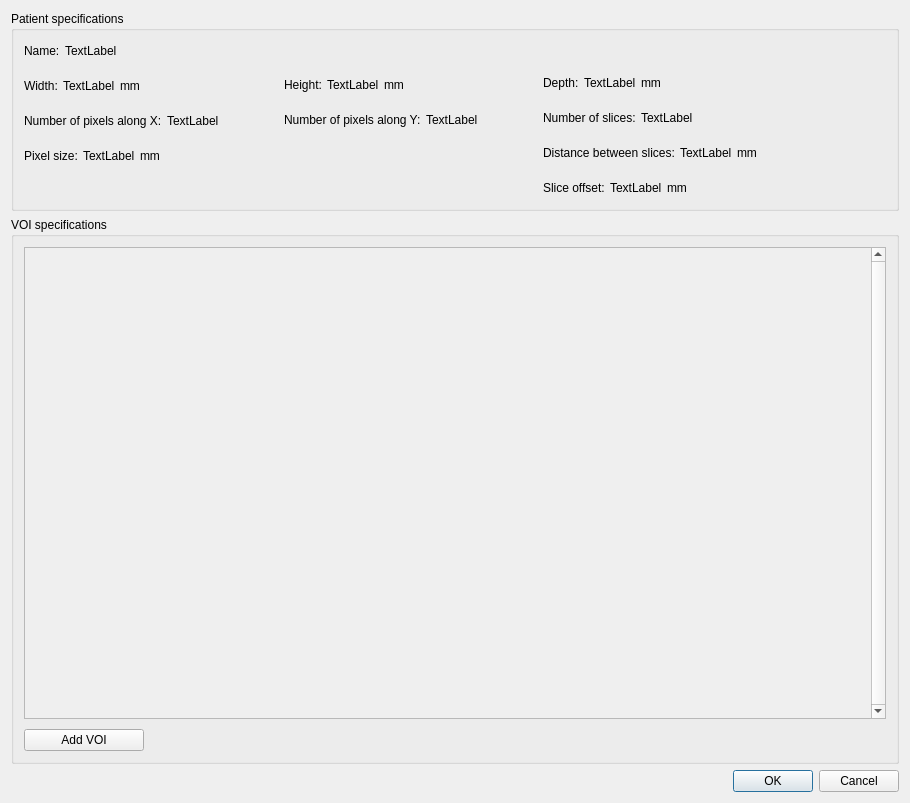
This is pytripgui/view/add_vois.ui in pytrip/pytripgui as Qt 5 draws it before an edit. The edited form follows.
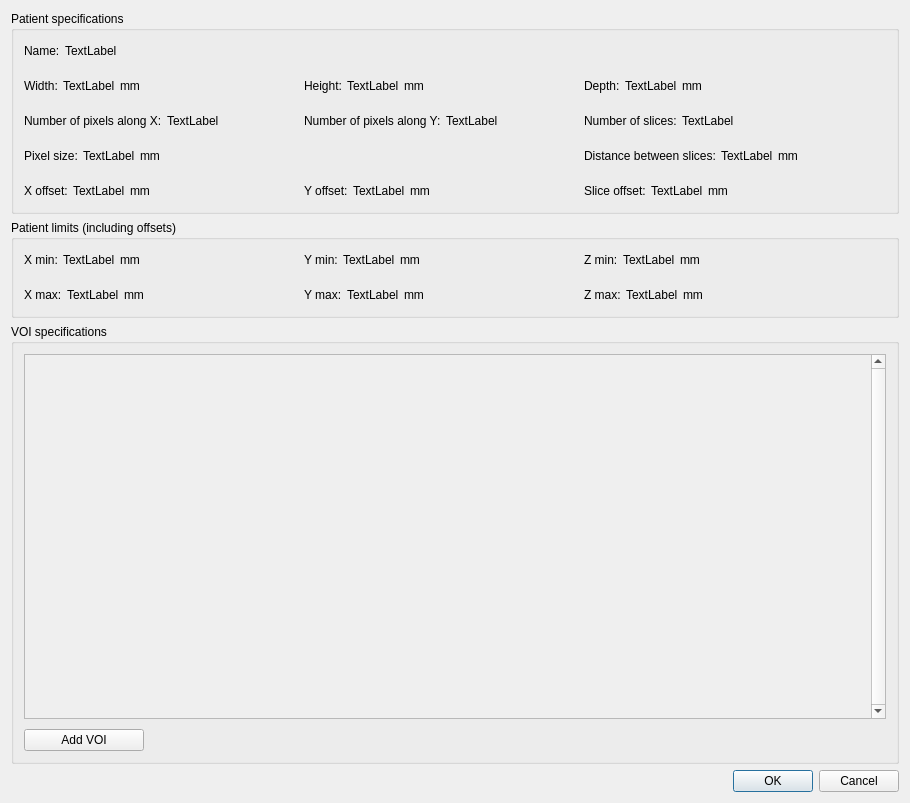
This is the edited form.

Commit message: Added to UI offset info and patient limits

Patch:
```diff
--- a/pytripgui/view/add_vois.ui
+++ b/pytripgui/view/add_vois.ui
@@ -32,7 +32,7 @@
    <item>
     <widget class="QGroupBox" name="specifications_groupBox">
      <property name="sizePolicy">
-      <sizepolicy hsizetype="Expanding" vsizetype="Fixed">
+      <sizepolicy hsizetype="Expanding" vsizetype="Maximum">
        <horstretch>0</horstretch>
        <verstretch>0</verstretch>
       </sizepolicy>
@@ -40,7 +40,7 @@
      <property name="minimumSize">
       <size>
        <width>0</width>
-       <height>200</height>
+       <height>0</height>
       </size>
      </property>
      <property name="title">
@@ -66,57 +66,86 @@
        <layout class="QHBoxLayout" name="horizontalLayout_2">
         <item>
          <layout class="QVBoxLayout" name="verticalLayout_9">
+          <property name="sizeConstraint">
+           <enum>QLayout::SetDefaultConstraint</enum>
+          </property>
           <item>
-           <layout class="QHBoxLayout" name="horizontalLayout_3">
-            <property name="spacing">
-             <number>5</number>
+           <widget class="QWidget" name="" native="true">
+            <property name="sizePolicy">
+             <sizepolicy hsizetype="Minimum" vsizetype="Preferred">
+              <horstretch>0</horstretch>
+              <verstretch>0</verstretch>
+             </sizepolicy>
             </property>
-            <item>
-             <widget class="QLabel" name="label_17">
-              <property name="sizePolicy">
-               <sizepolicy hsizetype="Preferred" vsizetype="Preferred">
-                <horstretch>0</horstretch>
-                <verstretch>0</verstretch>
-               </sizepolicy>
-              </property>
-              <property name="maximumSize">
-               <size>
-                <width>16777215</width>
-                <height>20</height>
-               </size>
-              </property>
-              <property name="text">
-               <string>&lt;html&gt;&lt;head/&gt;&lt;body&gt;&lt;p&gt;Name:&lt;/p&gt;&lt;/body&gt;&lt;/html&gt;</string>
-              </property>
-             </widget>
-            </item>
-            <item>
-             <widget class="QLabel" name="name_label">
-              <property name="maximumSize">
-               <size>
-                <width>16777215</width>
-                <height>20</height>
-               </size>
-              </property>
-              <property name="text">
-               <string>&lt;html&gt;&lt;head/&gt;&lt;body&gt;&lt;p&gt;TextLabel&lt;/p&gt;&lt;/body&gt;&lt;/html&gt;</string>
-              </property>
-             </widget>
-            </item>
-            <item>
-             <spacer name="horizontalSpacer_15">
-              <property name="orientation">
-               <enum>Qt::Horizontal</enum>
-              </property>
-              <property name="sizeHint" stdset="0">
-               <size>
-                <width>0</width>
-                <height>20</height>
-               </size>
-              </property>
-             </spacer>
-            </item>
-           </layout>
+            <property name="minimumSize">
+             <size>
+              <width>215</width>
+              <height>0</height>
+             </size>
+            </property>
+            <layout class="QHBoxLayout" name="horizontalLayout_3">
+             <property name="spacing">
+              <number>5</number>
+             </property>
+             <property name="leftMargin">
+              <number>0</number>
+             </property>
+             <property name="topMargin">
+              <number>0</number>
+             </property>
+             <property name="rightMargin">
+              <number>0</number>
+             </property>
+             <property name="bottomMargin">
+              <number>0</number>
+             </property>
+             <item>
+              <widget class="QLabel" name="label_17">
+               <property name="sizePolicy">
+                <sizepolicy hsizetype="Preferred" vsizetype="Preferred">
+                 <horstretch>0</horstretch>
+                 <verstretch>0</verstretch>
+                </sizepolicy>
+               </property>
+               <property name="maximumSize">
+                <size>
+                 <width>16777215</width>
+                 <height>20</height>
+                </size>
+               </property>
+               <property name="text">
+                <string>&lt;html&gt;&lt;head/&gt;&lt;body&gt;&lt;p&gt;Name:&lt;/p&gt;&lt;/body&gt;&lt;/html&gt;</string>
+               </property>
+              </widget>
+             </item>
+             <item>
+              <widget class="QLabel" name="name_label">
+               <property name="maximumSize">
+                <size>
+                 <width>16777215</width>
+                 <height>20</height>
+                </size>
+               </property>
+               <property name="text">
+                <string>&lt;html&gt;&lt;head/&gt;&lt;body&gt;&lt;p&gt;TextLabel&lt;/p&gt;&lt;/body&gt;&lt;/html&gt;</string>
+               </property>
+              </widget>
+             </item>
+             <item>
+              <spacer name="horizontalSpacer_15">
+               <property name="orientation">
+                <enum>Qt::Horizontal</enum>
+               </property>
+               <property name="sizeHint" stdset="0">
+                <size>
+                 <width>0</width>
+                 <height>20</height>
+                </size>
+               </property>
+              </spacer>
+             </item>
+            </layout>
+           </widget>
           </item>
           <item>
            <layout class="QHBoxLayout" name="horizontalLayout_4">
@@ -284,6 +313,9 @@
           </item>
           <item>
            <layout class="QHBoxLayout" name="horizontalLayout_36">
+            <property name="spacing">
+             <number>5</number>
+            </property>
             <item>
              <widget class="QLabel" name="height_label_6">
               <property name="maximumSize">
@@ -293,10 +325,49 @@
                </size>
               </property>
               <property name="text">
-               <string/>
+               <string>X offset:</string>
               </property>
              </widget>
             </item>
+            <item>
+             <widget class="QLabel" name="xOffset_label">
+              <property name="maximumSize">
+               <size>
+                <width>16777215</width>
+                <height>20</height>
+               </size>
+              </property>
+              <property name="text">
+               <string>TextLabel</string>
+              </property>
+             </widget>
+            </item>
+            <item>
+             <widget class="QLabel" name="label_100">
+              <property name="maximumSize">
+               <size>
+                <width>16777215</width>
+                <height>20</height>
+               </size>
+              </property>
+              <property name="text">
+               <string>mm</string>
+              </property>
+             </widget>
+            </item>
+            <item>
+             <spacer name="horizontalSpacer_22">
+              <property name="orientation">
+               <enum>Qt::Horizontal</enum>
+              </property>
+              <property name="sizeHint" stdset="0">
+               <size>
+                <width>0</width>
+                <height>20</height>
+               </size>
+              </property>
+             </spacer>
+            </item>
            </layout>
           </item>
          </layout>
@@ -320,21 +391,47 @@
         <item>
          <layout class="QVBoxLayout" name="verticalLayout_8">
           <item>
-           <layout class="QHBoxLayout" name="horizontalLayout_12">
-            <item>
-             <widget class="QLabel" name="height_label_2">
-              <property name="maximumSize">
-               <size>
-                <width>16777215</width>
-                <height>20</height>
-               </size>
-              </property>
-              <property name="text">
-               <string/>
-              </property>
-             </widget>
-            </item>
-           </layout>
+           <widget class="QWidget" name="" native="true">
+            <property name="sizePolicy">
+             <sizepolicy hsizetype="Minimum" vsizetype="Preferred">
+              <horstretch>0</horstretch>
+              <verstretch>0</verstretch>
+             </sizepolicy>
+            </property>
+            <property name="minimumSize">
+             <size>
+              <width>215</width>
+              <height>0</height>
+             </size>
+            </property>
+            <layout class="QHBoxLayout" name="horizontalLayout_12">
+             <property name="leftMargin">
+              <number>0</number>
+             </property>
+             <property name="topMargin">
+              <number>0</number>
+             </property>
+             <property name="rightMargin">
+              <number>0</number>
+             </property>
+             <property name="bottomMargin">
+              <number>0</number>
+             </property>
+             <item>
+              <widget class="QLabel" name="height_label_2">
+               <property name="maximumSize">
+                <size>
+                 <width>16777215</width>
+                 <height>20</height>
+                </size>
+               </property>
+               <property name="text">
+                <string/>
+               </property>
+              </widget>
+             </item>
+            </layout>
+           </widget>
           </item>
           <item>
            <layout class="QHBoxLayout" name="horizontalLayout_13">
@@ -472,10 +569,49 @@
                </size>
               </property>
               <property name="text">
-               <string/>
+               <string>Y offset:</string>
               </property>
              </widget>
             </item>
+            <item>
+             <widget class="QLabel" name="yOffset_label">
+              <property name="maximumSize">
+               <size>
+                <width>16777215</width>
+                <height>20</height>
+               </size>
+              </property>
+              <property name="text">
+               <string>TextLabel</string>
+              </property>
+             </widget>
+            </item>
+            <item>
+             <widget class="QLabel" name="label_99">
+              <property name="maximumSize">
+               <size>
+                <width>16777215</width>
+                <height>20</height>
+               </size>
+              </property>
+              <property name="text">
+               <string>mm</string>
+              </property>
+             </widget>
+            </item>
+            <item>
+             <spacer name="horizontalSpacer_21">
+              <property name="orientation">
+               <enum>Qt::Horizontal</enum>
+              </property>
+              <property name="sizeHint" stdset="0">
+               <size>
+                <width>0</width>
+                <height>20</height>
+               </size>
+              </property>
+             </spacer>
+            </item>
            </layout>
           </item>
          </layout>
@@ -758,6 +894,509 @@
      </layout>
     </widget>
    </item>
+   <item>
+    <widget class="QGroupBox" name="specifications_groupBox_3">
+     <property name="sizePolicy">
+      <sizepolicy hsizetype="Expanding" vsizetype="Maximum">
+       <horstretch>0</horstretch>
+       <verstretch>0</verstretch>
+      </sizepolicy>
+     </property>
+     <property name="minimumSize">
+      <size>
+       <width>0</width>
+       <height>0</height>
+      </size>
+     </property>
+     <property name="title">
+      <string>Patient limits (including offsets)</string>
+     </property>
+     <layout class="QVBoxLayout" name="verticalLayout_5">
+      <property name="spacing">
+       <number>15</number>
+      </property>
+      <property name="leftMargin">
+       <number>10</number>
+      </property>
+      <property name="topMargin">
+       <number>10</number>
+      </property>
+      <property name="rightMargin">
+       <number>10</number>
+      </property>
+      <property name="bottomMargin">
+       <number>10</number>
+      </property>
+      <item>
+       <layout class="QHBoxLayout" name="horizontalLayout_24">
+        <item>
+         <layout class="QVBoxLayout" name="verticalLayout_12">
+          <item>
+           <widget class="QWidget" name="" native="true">
+            <property name="sizePolicy">
+             <sizepolicy hsizetype="Minimum" vsizetype="Preferred">
+              <horstretch>0</horstretch>
+              <verstretch>0</verstretch>
+             </sizepolicy>
+            </property>
+            <property name="minimumSize">
+             <size>
+              <width>215</width>
+              <height>0</height>
+             </size>
+            </property>
+            <layout class="QHBoxLayout" name="horizontalLayout_26">
+             <property name="spacing">
+              <number>5</number>
+             </property>
+             <property name="leftMargin">
+              <number>0</number>
+             </property>
+             <property name="topMargin">
+              <number>0</number>
+             </property>
+             <property name="rightMargin">
+              <number>0</number>
+             </property>
+             <property name="bottomMargin">
+              <number>0</number>
+             </property>
+             <item>
+              <widget class="QLabel" name="label_24">
+               <property name="maximumSize">
+                <size>
+                 <width>16777215</width>
+                 <height>20</height>
+                </size>
+               </property>
+               <property name="text">
+                <string>X min:</string>
+               </property>
+              </widget>
+             </item>
+             <item>
+              <widget class="QLabel" name="xMin_label">
+               <property name="maximumSize">
+                <size>
+                 <width>16777215</width>
+                 <height>20</height>
+                </size>
+               </property>
+               <property name="text">
+                <string>TextLabel</string>
+               </property>
+              </widget>
+             </item>
+             <item>
+              <widget class="QLabel" name="label_94">
+               <property name="maximumSize">
+                <size>
+                 <width>16777215</width>
+                 <height>20</height>
+                </size>
+               </property>
+               <property name="text">
+                <string>mm</string>
+               </property>
+              </widget>
+             </item>
+             <item>
+              <spacer name="horizontalSpacer_42">
+               <property name="orientation">
+                <enum>Qt::Horizontal</enum>
+               </property>
+               <property name="sizeHint" stdset="0">
+                <size>
+                 <width>0</width>
+                 <height>20</height>
+                </size>
+               </property>
+              </spacer>
+             </item>
+            </layout>
+           </widget>
+          </item>
+          <item>
+           <layout class="QHBoxLayout" name="horizontalLayout_29">
+            <property name="spacing">
+             <number>5</number>
+            </property>
+            <item>
+             <widget class="QLabel" name="label_29">
+              <property name="maximumSize">
+               <size>
+                <width>16777215</width>
+                <height>20</height>
+               </size>
+              </property>
+              <property name="text">
+               <string>X max:</string>
+              </property>
+             </widget>
+            </item>
+            <item>
+             <widget class="QLabel" name="xMax_label">
+              <property name="maximumSize">
+               <size>
+                <width>16777215</width>
+                <height>20</height>
+               </size>
+              </property>
+              <property name="text">
+               <string>TextLabel</string>
+              </property>
+             </widget>
+            </item>
+            <item>
+             <widget class="QLabel" name="label_122">
+              <property name="maximumSize">
+               <size>
+                <width>16777215</width>
+                <height>20</height>
+               </size>
+              </property>
+              <property name="text">
+               <string>mm</string>
+              </property>
+             </widget>
+            </item>
+            <item>
+             <spacer name="horizontalSpacer_54">
+              <property name="orientation">
+               <enum>Qt::Horizontal</enum>
+              </property>
+              <property name="sizeHint" stdset="0">
+               <size>
+                <width>0</width>
+                <height>20</height>
+               </size>
+              </property>
+             </spacer>
+            </item>
+           </layout>
+          </item>
+         </layout>
+        </item>
+        <item>
+         <spacer name="horizontalSpacer_6">
+          <property name="orientation">
+           <enum>Qt::Horizontal</enum>
+          </property>
+          <property name="sizeType">
+           <enum>QSizePolicy::Preferred</enum>
+          </property>
+          <property name="sizeHint" stdset="0">
+           <size>
+            <width>50</width>
+            <height>20</height>
+           </size>
+          </property>
+         </spacer>
+        </item>
+        <item>
+         <layout class="QVBoxLayout" name="verticalLayout_13">
+          <item>
+           <widget class="QWidget" name="" native="true">
+            <property name="sizePolicy">
+             <sizepolicy hsizetype="Minimum" vsizetype="Preferred">
+              <horstretch>0</horstretch>
+              <verstretch>0</verstretch>
+             </sizepolicy>
+            </property>
+            <property name="minimumSize">
+             <size>
+              <width>215</width>
+              <height>0</height>
+             </size>
+            </property>
+            <layout class="QHBoxLayout" name="horizontalLayout_30">
+             <property name="spacing">
+              <number>5</number>
+             </property>
+             <property name="leftMargin">
+              <number>0</number>
+             </property>
+             <property name="topMargin">
+              <number>0</number>
+             </property>
+             <property name="rightMargin">
+              <number>0</number>
+             </property>
+             <property name="bottomMargin">
+              <number>0</number>
+             </property>
+             <item>
+              <widget class="QLabel" name="label_57">
+               <property name="maximumSize">
+                <size>
+                 <width>16777215</width>
+                 <height>20</height>
+                </size>
+               </property>
+               <property name="text">
+                <string>Y min:</string>
+               </property>
+              </widget>
+             </item>
+             <item>
+              <widget class="QLabel" name="yMin_label">
+               <property name="maximumSize">
+                <size>
+                 <width>16777215</width>
+                 <height>20</height>
+                </size>
+               </property>
+               <property name="text">
+                <string>TextLabel</string>
+               </property>
+              </widget>
+             </item>
+             <item>
+              <widget class="QLabel" name="label_58">
+               <property name="maximumSize">
+                <size>
+                 <width>16777215</width>
+                 <height>20</height>
+                </size>
+               </property>
+               <property name="text">
+                <string>mm</string>
+               </property>
+              </widget>
+             </item>
+             <item>
+              <spacer name="horizontalSpacer_46">
+               <property name="orientation">
+                <enum>Qt::Horizontal</enum>
+               </property>
+               <property name="sizeHint" stdset="0">
+                <size>
+                 <width>0</width>
+                 <height>20</height>
+                </size>
+               </property>
+              </spacer>
+             </item>
+            </layout>
+           </widget>
+          </item>
+          <item>
+           <layout class="QHBoxLayout" name="horizontalLayout_45">
+            <property name="spacing">
+             <number>5</number>
+            </property>
+            <item>
+             <widget class="QLabel" name="label_60">
+              <property name="maximumSize">
+               <size>
+                <width>16777215</width>
+                <height>20</height>
+               </size>
+              </property>
+              <property name="text">
+               <string>Y max:</string>
+              </property>
+             </widget>
+            </item>
+            <item>
+             <widget class="QLabel" name="yMax_label">
+              <property name="maximumSize">
+               <size>
+                <width>16777215</width>
+                <height>20</height>
+               </size>
+              </property>
+              <property name="text">
+               <string>TextLabel</string>
+              </property>
+             </widget>
+            </item>
+            <item>
+             <widget class="QLabel" name="label_61">
+              <property name="maximumSize">
+               <size>
+                <width>16777215</width>
+                <height>20</height>
+               </size>
+              </property>
+              <property name="text">
+               <string>mm</string>
+              </property>
+             </widget>
+            </item>
+            <item>
+             <spacer name="horizontalSpacer_55">
+              <property name="orientation">
+               <enum>Qt::Horizontal</enum>
+              </property>
+              <property name="sizeHint" stdset="0">
+               <size>
+                <width>0</width>
+                <height>20</height>
+               </size>
+              </property>
+             </spacer>
+            </item>
+           </layout>
+          </item>
+         </layout>
+        </item>
+        <item>
+         <spacer name="horizontalSpacer_7">
+          <property name="orientation">
+           <enum>Qt::Horizontal</enum>
+          </property>
+          <property name="sizeType">
+           <enum>QSizePolicy::Preferred</enum>
+          </property>
+          <property name="sizeHint" stdset="0">
+           <size>
+            <width>50</width>
+            <height>20</height>
+           </size>
+          </property>
+         </spacer>
+        </item>
+        <item>
+         <layout class="QVBoxLayout" name="verticalLayout_16">
+          <item>
+           <layout class="QHBoxLayout" name="horizontalLayout_46">
+            <property name="spacing">
+             <number>5</number>
+            </property>
+            <item>
+             <widget class="QLabel" name="label_118">
+              <property name="maximumSize">
+               <size>
+                <width>16777215</width>
+                <height>20</height>
+               </size>
+              </property>
+              <property name="text">
+               <string>Z min:</string>
+              </property>
+             </widget>
+            </item>
+            <item>
+             <widget class="QLabel" name="zMin_label">
+              <property name="maximumSize">
+               <size>
+                <width>16777215</width>
+                <height>20</height>
+               </size>
+              </property>
+              <property name="text">
+               <string>TextLabel</string>
+              </property>
+             </widget>
+            </item>
+            <item>
+             <widget class="QLabel" name="label_119">
+              <property name="maximumSize">
+               <size>
+                <width>16777215</width>
+                <height>20</height>
+               </size>
+              </property>
+              <property name="text">
+               <string>mm</string>
+              </property>
+             </widget>
+            </item>
+            <item>
+             <spacer name="horizontalSpacer_49">
+              <property name="orientation">
+               <enum>Qt::Horizontal</enum>
+              </property>
+              <property name="sizeHint" stdset="0">
+               <size>
+                <width>0</width>
+                <height>20</height>
+               </size>
+              </property>
+             </spacer>
+            </item>
+           </layout>
+          </item>
+          <item>
+           <layout class="QHBoxLayout" name="horizontalLayout_50">
+            <property name="spacing">
+             <number>5</number>
+            </property>
+            <item>
+             <widget class="QLabel" name="label_123">
+              <property name="maximumSize">
+               <size>
+                <width>16777215</width>
+                <height>20</height>
+               </size>
+              </property>
+              <property name="text">
+               <string>Z max:</string>
+              </property>
+             </widget>
+            </item>
+            <item>
+             <widget class="QLabel" name="zMax_label">
+              <property name="maximumSize">
+               <size>
+                <width>16777215</width>
+                <height>20</height>
+               </size>
+              </property>
+              <property name="text">
+               <string>TextLabel</string>
+              </property>
+             </widget>
+            </item>
+            <item>
+             <widget class="QLabel" name="label_124">
+              <property name="maximumSize">
+               <size>
+                <width>16777215</width>
+                <height>20</height>
+               </size>
+              </property>
+              <property name="text">
+               <string>mm</string>
+              </property>
+             </widget>
+            </item>
+            <item>
+             <spacer name="horizontalSpacer_56">
+              <property name="orientation">
+               <enum>Qt::Horizontal</enum>
+              </property>
+              <property name="sizeHint" stdset="0">
+               <size>
+                <width>0</width>
+                <height>20</height>
+               </size>
+              </property>
+             </spacer>
+            </item>
+           </layout>
+          </item>
+         </layout>
+        </item>
+        <item>
+         <spacer name="horizontalSpacer_53">
+          <property name="orientation">
+           <enum>Qt::Horizontal</enum>
+          </property>
+          <property name="sizeHint" stdset="0">
+           <size>
+            <width>0</width>
+            <height>20</height>
+           </size>
+          </property>
+         </spacer>
+        </item>
+       </layout>
+      </item>
+     </layout>
+    </widget>
+   </item>
    <item>
     <widget class="QGroupBox" name="specifications_groupBox_2">
      <property name="sizePolicy">
@@ -802,18 +1441,27 @@
            <x>0</x>
            <y>0</y>
            <width>843</width>
-           <height>459</height>
+           <height>381</height>
           </rect>
          </property>
          <layout class="QVBoxLayout" name="verticalLayout_6">
           <property name="spacing">
-           <number>11</number>
+           <number>0</number>
           </property>
           <property name="sizeConstraint">
            <enum>QLayout::SetDefaultConstraint</enum>
           </property>
+          <property name="leftMargin">
+           <number>5</number>
+          </property>
+          <property name="topMargin">
+           <number>5</number>
+          </property>
+          <property name="rightMargin">
+           <number>5</number>
+          </property>
           <property name="bottomMargin">
-           <number>11</number>
+           <number>5</number>
           </property>
           <item>
            <spacer name="verticalSpacer_10">
```
Left out of the diff: 4 changed lines with no effect on the pictures. The commit also changes 3 other files.
